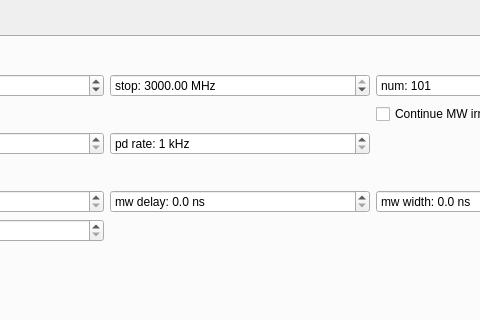
Above: mahos/gui/ui/odmr.ui from ToyotaCRDL/mahos before the change; both pictures show x 712 to 1192 and y 0 to 320 of the 1371 by 497 pixel window. Below: the same form after it.
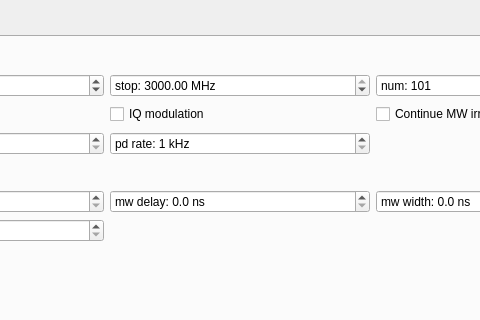
That is the form after the change.

Commit message: odmr: working on multi channel AnalogIn

The edit to the form file:
```diff
--- a/mahos/gui/ui/odmr.ui
+++ b/mahos/gui/ui/odmr.ui
@@ -415,6 +415,13 @@
            </property>
           </widget>
          </item>
+         <item row="1" column="3">
+          <widget class="QCheckBox" name="sgmodBox">
+           <property name="text">
+            <string>IQ modulation</string>
+           </property>
+          </widget>
+         </item>
         </layout>
        </item>
        <item>
```
Left out of the diff: 1 changed line with no effect on the pictures. The commit also changes 5 other files.
